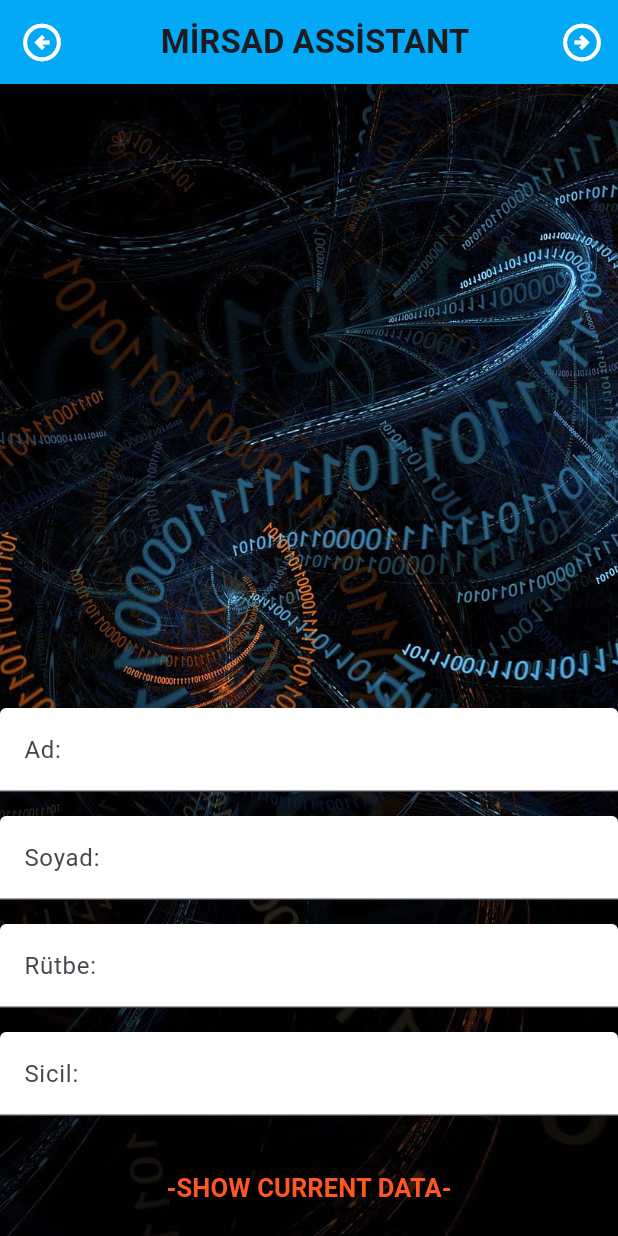
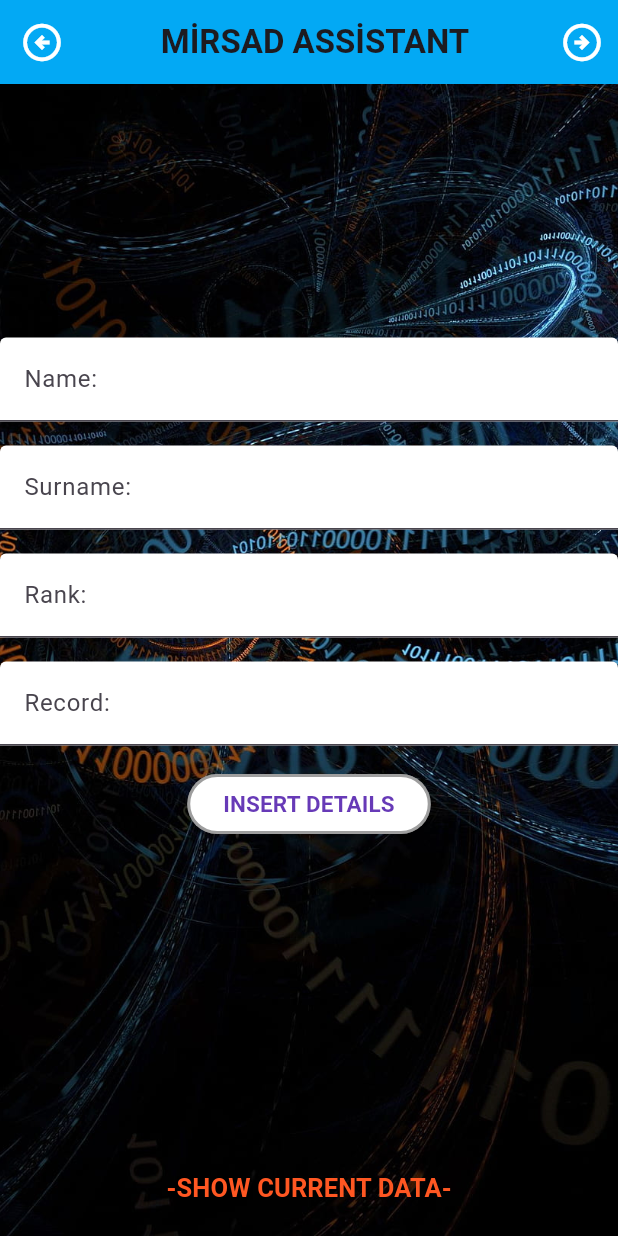
Before and after one commit to burcukcm/flutterproject2, a Flutter app: the screen it shows after launch, after a tap on "NEW", on a phone screen of 412 x 824 dp. Run offline on Flutter 3.47's test engine with Material 2 defaults, Android fonts, the phone set to English and light mode, and no system bars; our stand-ins replace sqflite; accounts and stored records are empty.

Commit message:
sorunlar çözüldü

```diff
--- /dev/null
+++ b/lib/Infos.dart
@@ -0,0 +1,37 @@
+import 'package:flutterproject/dbhelper.dart';
+class Infos {
+  int? id;
+  String name;
+  String surname;
+  String rank;
+  int record;
+
+  Infos({
+    this.id,
+    required this.name,
+    required this.surname,   //kullanabilmek için constructor içine almamız gerekiyor.
+    required this.rank,
+    required this.record,
+  });
+ Infos.fromMap(Map<String, dynamic> map)
+      : id= map['id'] ,
+        name = map['name'] ,
+        surname= map['surname'] ,
+        rank= map['rank'],
+        record = map['record'] ;
+  static toMap() {}
+}
+Map<String,dynamic> toMap () {
+  var id;
+  var name;
+  var surname;
+  var rank;
+  var record;
+  return {
+    DatabaseHelper.columnid: id,
+    DatabaseHelper.columnname: name,
+    DatabaseHelper.columnsurname: surname,
+    DatabaseHelper.columnrank: rank,
+    DatabaseHelper.columnrecord: record,
+  };
+}
--- a/lib/bilgiler.dart
+++ /dev/null
@@ -1,33 +0,0 @@
-import 'package:flutterproject/dbhelper.dart';
-import 'package:flutter/cupertino.dart';
-
-class Bilgiler {
-  int id;
-  String ad;
-  String soyad;
-  String rutbe;
-  int sicil;
-
-  Bilgiler(this.id,this.ad, this.soyad, this.rutbe, this.sicil);
-
-  Bilgiler.fromMap(Map<String, dynamic> map)
-      : id= map['id'] ?? 0,
-        ad = map['ad'] ?? '',
-        soyad = map['soyad'] ?? '',   // Non-nullable instance field 'rutbe' must be initialized.HATASI VERİYORDU ?? VE "" KULLANARAK ÇÖZDÜK.
-        rutbe = map['rutbe'] ?? '',
-        sicil = map['sicil'] ?? 0;
-}
-Map<String,dynamic> toMap () {
-  var id;
-  var ad;
-  var soyad;
-  var rutbe;
-  var sicil;
-  return {
-    DatabaseHelper.columnid: id,
-    DatabaseHelper.columnad: ad,
-    DatabaseHelper.columnsoyad: soyad,
-    DatabaseHelper.columnrutbe: rutbe,
-    DatabaseHelper.columnsicil: sicil,
-  };
-}
--- a/lib/dbhelper.dart
+++ b/lib/dbhelper.dart
@@ -1,19 +1,17 @@
 import 'dart:async';
-import 'package:flutterproject/bilgiler.dart';
-import 'package:flutterproject/dbhelper.dart';
-import 'package:flutter/cupertino.dart';
+import 'package:flutterproject/Infos.dart';
 import 'package:sqflite/sqflite.dart';
-import 'package:path/path.dart';  //join fonksiyonunu kullanmak için
+import 'package:path/path.dart';
 
 class DatabaseHelper {
-  static const _databasename = "bilgiler.db";
+  static const _databasename = "infos.db";
   static const _databaseVersion = 1;
-  static const table = 'bilgiler_table';
+  static const table = 'infos_table';
   static const columnid = 'id';
-  static const columnad = 'ad';
-  static const columnsoyad = 'soyad';
-  static const columnrutbe = 'rutbe';
-  static const columnsicil = 'sicil';
+  static const columnname= 'name';
+  static const columnsurname= 'surname';
+  static const columnrank = 'rank';
+  static const columnrecord = 'record';
 
   DatabaseHelper._privateConstructor();
 
@@ -21,8 +19,9 @@ class DatabaseHelper {
   static Database? _database;
 
   Future<Database?> get database async {
-    if (_database != null) return database;
+    if (_database != null) return _database;
     _database = await _initDatabase();
+    return _database;
   }
 
   _initDatabase() async {
@@ -34,36 +33,54 @@ class DatabaseHelper {
   Future _onCreate(Database db, int version) async {
     await db.execute('''
     CREATE TABLE  $table(
-    $columnid İNTEGER PRİMARY KEY AUTOINCREMENT,
-    $columnad TEXT  NOT NULL,
-    $columnrutbe TEXT NOT NULL,
-    $columnsicil TEXT NOT NULL,
-    $columnsoyad TEXT NOT NULL
+    $columnid INTEGER PRIMARY KEY AUTOINCREMENT,
+    $columnname TEXT NOT NULL,
+    $columnrank TEXT NOT NULL,
+    $columnrecord TEXT NOT NULL,
+    $columnsurname TEXT NOT NULL
     )
     ''');
   }
-
-  Future<int> insert(Bilgiler bilgiler) async {
+  Future<int> insert(Infos infos) async {
     Database? db = await instance.database;
     return await db!.insert(table, {
-      'ad': bilgiler.ad,
-      'soyad': bilgiler.soyad,
-      'rutbe': bilgiler.rutbe,
-      'sicil': bilgiler.sicil,
+      'name': infos.name,
+      'surname': infos.surname,
+      'rank': infos.rank,
+      'record': infos.record,
     });
   }
-
-  Future<int> update(Bilgiler bilgiler) async {
+  Future<int> update(Infos infos) async {
     Database? db = await instance.database;
-    int id = toMap()['id'];
+    int id = Infos.toMap()[columnid];
     return await db!.update(
-        table, Bilgiler.toMap(), where: '$columnid =?', whereArgs: [id]);
+      table,
+      Infos.toMap(),
+      where: '$columnid = ?',
+      whereArgs: [id],
+    );
   }
 
-  Future<int> delete(int sicil) async {
+  Future<int> delete(int id) async {
     Database? db = await instance.database;
-    int id = toMap()['id'];
     return await db!.delete(
-        table, Bilgiler.toMap(), where: '$columnid =?', whereArgs: [id]);
+      table,
+      where: '$columnid = ?',
+      whereArgs: [id],
+    );
+  }
+
+  Future<List<Infos>> queryAll() async {
+    Database? db = await instance.database;
+    List<Map<String, dynamic>> maps = await db!.query(table);
+    return List.generate(maps.length, (index) {
+      return Infos(
+        id: maps[index][columnid],
+        name: maps[index][columnname],
+        surname: maps[index][columnsurname],
+        rank: maps[index][columnrank],
+        record: maps[index][columnrecord],
+      );
+    });
   }
 }
--- a/lib/ikincisayfa.dart
+++ /dev/null
@@ -1,129 +0,0 @@
-import 'package:flutter/material.dart';
-import 'package:flutterproject/ucuncusayfa.dart';
-
-class ikinciSayfa extends StatefulWidget {
-  const ikinciSayfa({Key? key});
-
-  @override
-  State<ikinciSayfa> createState() => _ikinciSayfaState();
-}
-class _ikinciSayfaState extends State<ikinciSayfa> {
-  String Ad = '';
-  String Soyad = '';
-  String Rutbe = '';
-  String Sicil = '';
-
-  @override
-  Widget build(BuildContext context) {
-    return Scaffold(
-      appBar: AppBar(
-        backgroundColor: Colors.lightBlue,
-        title: const Center(child: Text("MİRSAD ASSİSTANT", style: TextStyle(fontWeight: FontWeight.bold))),
-        leading: IconButton(
-          icon: const Icon(Icons.arrow_circle_left_outlined, color: Colors.white),
-          iconSize: 30,
-          onPressed: () {
-            Navigator.pop(context);
-          },
-        ),
-        actions: [
-          IconButton(
-            icon: const Icon(Icons.arrow_circle_right_outlined, color: Colors.white),
-            iconSize: 30,
-            onPressed: () {
-              Navigator.push(context, MaterialPageRoute(builder: (context) => ucuncusayfa()),);
-            },
-          ),
-        ],
-      ),
-      body: DecoratedBox(
-        decoration: const BoxDecoration(
-          image: DecorationImage(
-            image: AssetImage('resimler/code.jpg'),
-            fit: BoxFit.cover,
-          ),
-        ),
-        child: Column (
-          mainAxisAlignment: MainAxisAlignment.center,
-          children: [
-            const Spacer(),
-            Center(
-              child: Column(
-                children: [
-                  TextFormField(
-                    initialValue: Ad,
-                    onChanged: (value) {
-                      setState(() {
-                        Ad = value;
-                      });
-                    },
-                    decoration: InputDecoration(
-                      labelText: 'Ad:',
-                      fillColor: Colors.white,
-                      filled: true,
-                    ),
-                  ),
-                  const SizedBox(height: 16.0),
-                  TextFormField(
-                    initialValue: Soyad,
-                    onChanged: (value) {
-                      setState(() {
-                        Soyad = value;
-                      });
-                    },
-                    decoration: InputDecoration(
-                      labelText: 'Soyad:',
-                      fillColor: Colors.white,
-                      filled: true,
-                    ),
-                  ),
-                  const SizedBox(height: 16.0),
-                  TextFormField(
-                    initialValue: Rutbe,
-                    onChanged: (value) {
-                      setState(() {
-                        Rutbe = value;
-                      });
-                    },
-                    decoration: InputDecoration(
-                      labelText: 'Rütbe:',
-                      fillColor: Colors.white,
-                      filled: true,
-                    ),
-                  ),
-                  const SizedBox(height: 16.0),
-                  TextFormField(
-                    initialValue: Sicil,
-                    onChanged: (value) {
-                      setState(() {
-                        Sicil= value;
-                      });
-                    },
-                    decoration: InputDecoration(
-                      labelText: 'Sicil:',
-                      fillColor: Colors.white,
-                      filled: true,
-                    ),
-                  ),
-                ],
-              ),
-            ),
-            const SizedBox(height: 16.0,),
-            Padding(
-              padding: const EdgeInsets.all(8.0),
-              child: TextButton(
-                child: Text(
-                  "-SHOW CURRENT DATA-",
-                  style: TextStyle(color: Colors.deepOrange, fontSize: 17, fontWeight: FontWeight.bold),
-                ),
-                onPressed: () {
-                  Navigator.push(context, MaterialPageRoute(builder: (context) => ucuncusayfa()),);
-                },
-              ),
-            ),
-          ],
-        ),
-      ),
-    );
-  }
-}
--- a/lib/main.dart
+++ b/lib/main.dart
@@ -1,6 +1,7 @@
 import 'package:flutter/material.dart';
-import 'package:flutterproject/ikincisayfa.dart';
-import 'package:flutterproject/ucuncusayfa.dart';
+import 'package:flutterproject/dbhelper.dart';
+import 'package:flutterproject/secondPage.dart';
+import 'package:flutterproject/thirdPage.dart';
 
 void main() {
   runApp(const MyApp());
@@ -34,7 +35,7 @@ class _MyHomePageState extends State<MyHomePage> {
         leading: IconButton(
             icon: const Icon(Icons.dashboard_outlined,color: Colors.white),iconSize: 30,
             onPressed: (){
-              Navigator.push(context, MaterialPageRoute(builder: (context) => ucuncusayfa()));
+              Navigator.push(context, MaterialPageRoute(builder: (context) => thirdPage()));
             }
         ),
         backgroundColor: Colors.lightBlue,
@@ -43,7 +44,7 @@ class _MyHomePageState extends State<MyHomePage> {
       body: DecoratedBox(
         decoration: const BoxDecoration(
           image: DecorationImage(
-            image: AssetImage('resimler/code.jpg'),//arka plan resmi
+            image: AssetImage('photos/code.jpg'),//arka plan resmi koydum
             fit: BoxFit.cover, // resmi boyutlandırır ve orantılar.
           ),
         ),
@@ -62,7 +63,7 @@ class _MyHomePageState extends State<MyHomePage> {
                 child: ElevatedButton(
                   child: const Text("NEW",style: TextStyle(color: Colors.deepPurple,fontSize: 20,fontWeight: FontWeight.bold),),
                   onPressed: (){
-                    Navigator.push(context, MaterialPageRoute(builder: (context) => const ikinciSayfa()));
+                    Navigator.push(context, MaterialPageRoute(builder: (context) => const secondPage()));
                   },
                   style: ElevatedButton.styleFrom(
                     shape: RoundedRectangleBorder(
--- /dev/null
+++ b/lib/secondPage.dart
@@ -0,0 +1,181 @@
+import 'package:flutter/material.dart';
+import 'package:flutterproject/Infos.dart';
+import 'package:flutterproject/thirdPage.dart';
+import 'dbhelper.dart';
+
+class secondPage extends StatefulWidget {
+  const secondPage({Key? key});
+
+  @override
+  State<secondPage> createState() => _secondPageState();
+}
+
+class _secondPageState extends State<secondPage> {
+
+  final Dbhelper = DatabaseHelper.instance; //VERİ TABANI İŞLEMLERİNİ GERÇEKLEŞTİRMEK İÇİN
+
+  TextEditingController nameController = TextEditingController();
+  TextEditingController surnameController = TextEditingController();
+  TextEditingController rankController = TextEditingController();
+  TextEditingController recordController = TextEditingController();
+
+  List<Infos> infoList = [];
+
+  @override
+  Widget build(BuildContext context) {
+    return Scaffold(
+
+      appBar: AppBar(
+        backgroundColor: Colors.lightBlue,
+        title: const Center(
+            child: Text("MİRSAD ASSİSTANT",
+                style: TextStyle(fontWeight: FontWeight.bold))),
+        leading: IconButton(
+          icon:
+          const Icon(Icons.arrow_circle_left_outlined, color: Colors.white),
+          iconSize: 30,
+          onPressed: () {
+            Navigator.pop(context);
+          },
+        ),
+        actions: [
+          IconButton(
+            icon: const Icon(Icons.arrow_circle_right_outlined,
+                color: Colors.white),
+            iconSize: 30,
+            onPressed: () {
+              Navigator.push(context, MaterialPageRoute(builder: (context) => thirdPage()),
+              );
+            },
+          ),
+        ],
+      ),
+      body: DecoratedBox(
+        decoration: const BoxDecoration(
+          image: DecorationImage(
+            image: AssetImage('photos/code.jpg'),
+            fit: BoxFit.cover,
+          ),
+        ),
+        child: Column(
+          mainAxisAlignment: MainAxisAlignment.center,
+          children: [
+            const Spacer(),
+            Center(
+              child: Column(
+                children: [
+                  TextFormField(
+                    controller: nameController, // BU METOD İLE GÜNCEL KONTROL SAĞLANIYOR
+                    onChanged: (value) {
+                      setState(() {});
+                    },
+                    decoration: const InputDecoration(
+                      labelText: 'Name:',
+                      fillColor: Colors.white,
+                      filled: true,
+                    ),
+                  ),
+                  const SizedBox(height: 16.0),
+                  TextFormField(
+                    controller: surnameController,
+                    onChanged: (value) {
+                      setState(() {});
+                    },
+                    decoration: const InputDecoration(
+                      labelText: 'Surname:',
+                      fillColor: Colors.white,
+                      filled: true,
+                    ),
+                  ),
+                  const SizedBox(height: 16.0),
+                  TextFormField(
+                    controller: rankController,
+                    onChanged: (value) {
+                      setState(() {});
+                    },
+                    decoration: const InputDecoration(
+                      labelText: 'Rank:',
+                      fillColor: Colors.white,
+                      filled: true,
+                    ),
+                  ),
+                  const SizedBox(height: 16.0),
+                  TextFormField(
+                    controller: recordController,
+                    onChanged: (value) {
+                      setState(() {});
+                    },
+                    decoration: const InputDecoration(
+                      labelText: 'Record:',
+                      fillColor: Colors.white,
+                      filled: true,
+                    ),
+                  ),
+                ],
+              ),
+            ),
+            Padding(
+              padding: const EdgeInsets.all(15.0),
+              child: ElevatedButton(
+                style: ElevatedButton.styleFrom(
+                  backgroundColor: Colors.white,
+                  side: const BorderSide(color: Colors.black38, width: 2.0),
+                ),
+                child: const Text("INSERT DETAILS",
+                    style: TextStyle(
+                        color: Colors.deepPurple,
+                        fontSize: 15,
+                        fontWeight: FontWeight.bold)),
+                onPressed: () {
+                  String name = nameController.text;
+                  String surname = surnameController.text;
+                  String rank = rankController.text;
+                  int record = int.parse(recordController.text);
+                  _insert(name, surname, rank, record);
+                },
+              ),
+            ),
+            const Spacer(),
+            const SizedBox(
+              height: 16.0,
+            ),
+            Padding(
+              padding: const EdgeInsets.all(8.0),
+              child: TextButton(
+                child: const Text(
+                  "-SHOW CURRENT DATA-",
+                  style: TextStyle(
+                      color: Colors.deepOrange,
+                      fontSize: 17,
+                      fontWeight: FontWeight.bold),
+                ),
+                onPressed: () {
+                  Navigator.push(
+                    context,
+                    MaterialPageRoute(builder: (context) => thirdPage()),
+                  );
+                },
+              ),
+            ),
+          ],
+        ),
+      ),
+    );
+  }
+
+  void _insert(String name, String surname, String rank, int record) async {
+    /* _insert nesnesi veritabanına eklenir. Eklenen veri, infoList listesine de eklenerek
+     kullanıcı arayüzünde gösterilir.*/
+    Infos infos = Infos(
+      name: name,
+      surname: surname,
+      rank: rank,
+      record: record,
+    );
+    final id = await Dbhelper.insert(infos);
+
+    setState(() {
+      infoList.add(infos);
+    });
+  }
+}
--- a/pubspec.yaml
+++ b/pubspec.yaml
@@ -63,7 +63,8 @@ flutter:
 
   # To add assets to your application, add an assets section, like this:
   assets:
-      - resimler/code.jpg
+      - photos/code.jpg
+      - assets/databaseflutter.db
   #   - images/a_dot_ham.jpeg
 
   # An image asset can refer to one or more resolution-specific "variants", see
```
Also changed, not shown: lib/thirdPage.dart (added, +130 -0 lines), lib/ucuncusayfa.dart (deleted, +0 -85 lines), photos/code.jpg (renamed from resimler/code.jpg), resimler/SHTRE2O3.png (deleted), resimler/kUFfLY.jpg (deleted), 1 other file.
